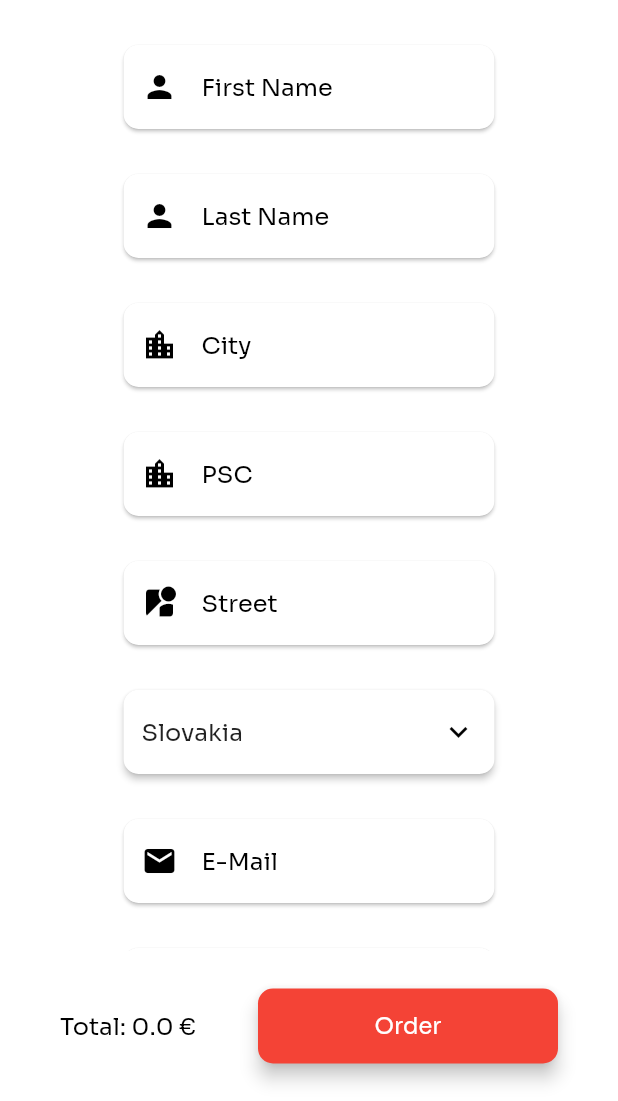
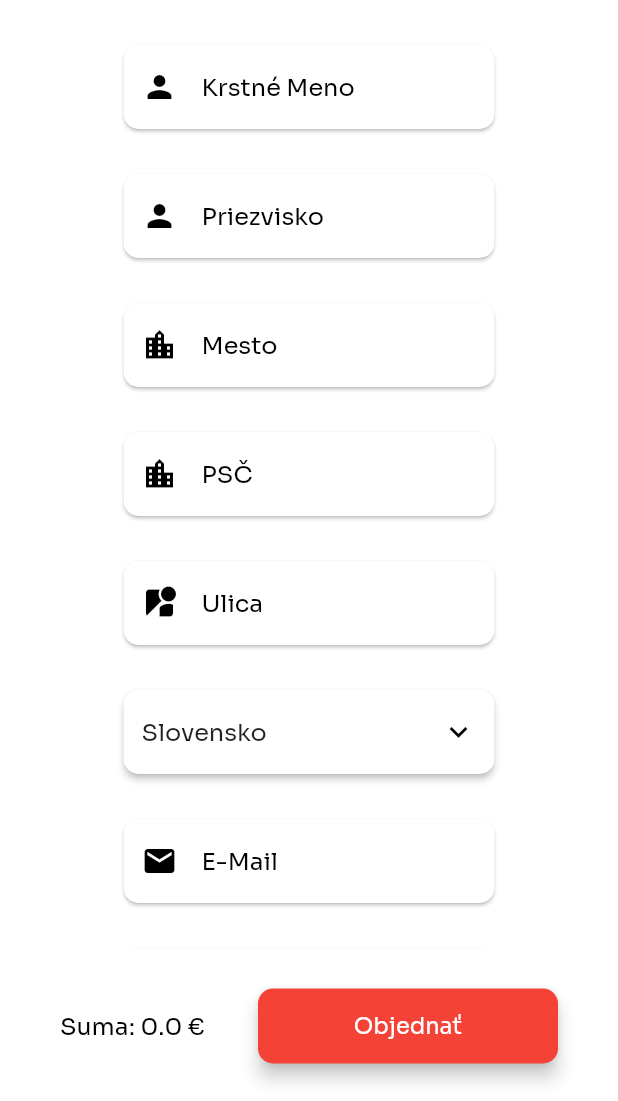
Before and after one commit to Jaredeco/Flutter-Web-Store-InProgess, a Flutter app: the OrderPage screen opened by its route, on a phone screen of 412 x 824 dp, the part 135-1236 px from its top. Run offline on Flutter 3.47's test engine with Material 2 defaults, Android fonts, the light colour scheme and no system bars; drawn by our look-alikes of badges, flutter_zoom_drawer; our stand-ins replace animated_background, awesome_dialog, cloud_firestore, firebase_core, firebase_storage, fluro and 7 more; missing offline and left inert: mailto, parallax_animation; accounts and stored records are empty.

Commit message:
Updated design

```diff
--- a/lib/constants/global.dart
+++ b/lib/constants/global.dart
@@ -3,11 +3,11 @@ const double maxParSpeed = 100;
 const int smallParCount = 30;
 
 const String landingText =
-    "Introducing the comma three devkit. The comma three is 4th generation custom hardware designed to live in your car. It has dual cam 360° vision, plus a narrow cam to spot objects far off in the distance.";
+    "Školská firma so zameraním na vegánske produkty a so sídlom v Martine.";
 const String ladingMainButtonText = "";
 const String landingSecondButtonText = "";
 const String landingInfoText =
-    "Introducing the comma three devkit. The comma three is 4th generation custom hardware designed to live in your car. It has dual cam 360° vision, plus a narrow cam to spot objects far off in the distance.";
+    "Školská firma so zameraním na vegánske produkty a so sídlom v Martine.";
 const String shopPageTitle = "Objavte naše produkty...";
 const String shopPageText =
-    "Introducing the comma three devkit. The comma three is 4th generation custom hardware designed to live in your car. It has dual cam 360° vision, plus a narrow cam to spot objects far off in the distance.";
+    "Naše vegánske produkty su vyrobené s citom pre prírodu a vašu peňaženku.";
--- a/lib/controllers/order_controller.dart
+++ b/lib/controllers/order_controller.dart
@@ -8,7 +8,7 @@ import 'package:webstore/models/product_model.dart';
 
 class OrderController extends GetxController {
   static OrderController instance = Get.find();
-  static List<String> selectCountries = ["Slovakia"];
+  static List<String> selectCountries = ["Slovensko"];
   var isLoading = false.obs;
   var orderedProducts = [].obs;
   var country = selectCountries[0].obs;
--- a/lib/screens/main/order_page.dart
+++ b/lib/screens/main/order_page.dart
@@ -54,10 +54,10 @@ class _OrderPageState extends State<OrderPage> {
                       maxLines: true,
                       txtController: _firstNameTextController,
                       txtIcon: Icons.person,
-                      txtText: "First Name",
+                      txtText: "Krstné Meno",
                       validate: (text) {
                         if (text == null || text.isEmpty) {
-                          return 'Text is empty!';
+                          return 'Text je prázdny!';
                         }
                         return null;
                       },
@@ -66,10 +66,10 @@ class _OrderPageState extends State<OrderPage> {
                       maxLines: true,
                       txtController: _surnameTextController,
                       txtIcon: Icons.person,
-                      txtText: "Last Name",
+                      txtText: "Priezvisko",
                       validate: (text) {
                         if (text == null || text.isEmpty) {
-                          return 'Text is empty!';
+                          return 'Text je prázdny!';
                         }
                         return null;
                       },
@@ -79,10 +79,10 @@ class _OrderPageState extends State<OrderPage> {
                         maxLines: true,
                         txtController: _cityTextController,
                         txtIcon: Icons.location_city,
-                        txtText: "City",
+                        txtText: "Mesto",
                         validate: (text) {
                           if (text == null || text.isEmpty) {
-                            return 'Text is empty!';
+                            return 'Text je prázdny!';
                           }
                           return null;
                         },
@@ -92,10 +92,10 @@ class _OrderPageState extends State<OrderPage> {
                       maxLines: true,
                       txtController: _pscTextController,
                       txtIcon: Icons.location_city,
-                      txtText: "PSC",
+                      txtText: "PSČ",
                       validate: (text) {
                         if (text == null || text.isEmpty) {
-                          return 'Text is empty!';
+                          return 'Text je prázdny!';
                         }
                         return null;
                       },
@@ -104,10 +104,10 @@ class _OrderPageState extends State<OrderPage> {
                       maxLines: true,
                       txtController: _streetTextController,
                       txtIcon: Icons.streetview,
-                      txtText: "Street",
+                      txtText: "Ulica",
                       validate: (text) {
                         if (text == null || text.isEmpty) {
-                          return 'Text is empty!';
+                          return 'Text je prázdny!';
                         }
                         return null;
                       },
@@ -129,11 +129,11 @@ class _OrderPageState extends State<OrderPage> {
                       txtText: "E-Mail",
                       validate: (text) {
                         if (text == null || text.isEmpty) {
-                          return 'Text is empty!';
+                          return 'Text je prázdny!';
                         } else if (!RegExp(
                                 r"^[a-zA-Z0-9.a-zA-Z0-9.!#$%&'*+-/=?^_`{|}~]+@[a-zA-Z0-9]+\.[a-zA-Z]+")
                             .hasMatch(text)) {
-                          return 'Email has wrong format!';
+                          return 'E-Mail ma zlý formát!';
                         }
                         return null;
                       },
@@ -142,13 +142,16 @@ class _OrderPageState extends State<OrderPage> {
                       maxLines: true,
                       txtController: _phoneTextController,
                       txtIcon: Icons.phone,
-                      txtText: "Phone Number",
+                      txtText: "Telefónne Číslo",
                       validate: (text) {
                         if (text == null || text.isEmpty) {
-                          return 'Text is empty!';
+                          return 'Text je prázdny!';
                         }
                         return null;
                       },
+                    ),
+                    const SizedBox(
+                      height: 100,
                     ),
                   ]),
                 ),
@@ -166,7 +169,7 @@ class _OrderPageState extends State<OrderPage> {
                     builder: (_) => Expanded(
                       child: CustomText(
                         padding: const EdgeInsets.only(left: 40),
-                        text: "Total: ${bagController.totalAmount} €",
+                        text: "Suma: ${bagController.totalAmount} €",
                         color: Colors.black,
                       ),
                     ),
@@ -177,7 +180,7 @@ class _OrderPageState extends State<OrderPage> {
                       builder: (_) => orderController.isLoading.value
                           ? const CircularProgressIndicator()
                           : CustomButton(
-                              text: "Order",
+                              text: "Objednať",
                               txtSize: 15,
                               onTap: () {
                                 if (_formKey.currentState!.validate()) {
@@ -185,9 +188,9 @@ class _OrderPageState extends State<OrderPage> {
                                     context: context,
                                     dialogType: DialogType.INFO,
                                     animType: AnimType.BOTTOMSLIDE,
-                                    title: 'Order?',
-                                    desc: 'Order with obligation to pay.',
-                                    btnOkText: "Order",
+                                    title: 'Objednať?',
+                                    desc: 'Objednať s povinnosťou platby',
+                                    btnOkText: "Objednať",
                                     btnCancelOnPress: () {},
                                     btnOkOnPress: () {
                                       orderController.loading(true);
--- a/lib/screens/main/product_page.dart
+++ b/lib/screens/main/product_page.dart
@@ -195,7 +195,7 @@ class _ProductPageState extends State<ProductPage> {
                                       context,
                                       const CustomSnackBar.success(
                                         message:
-                                            "Product added to the shopping bag!",
+                                            "Produkt bol pridaný do košíka.",
                                       ),
                                     );
                                   } else {
@@ -203,7 +203,7 @@ class _ProductPageState extends State<ProductPage> {
                                       context,
                                       const CustomSnackBar.error(
                                         message:
-                                            "Product already added to your shopping bag!",
+                                            "Produkt už bol pridaný do košíka!",
                                       ),
                                     );
                                   }
--- a/lib/screens/main/shopping_bag.dart
+++ b/lib/screens/main/shopping_bag.dart
@@ -24,7 +24,7 @@ class _ShoppingBagState extends State<ShoppingBag>
   @override
   void initState() {
     animationController =
-        AnimationController(duration: const Duration(milliseconds: 800), vsync: this);
+        AnimationController(duration: const Duration(seconds: 1), vsync: this);
     super.initState();
   }
 
@@ -99,7 +99,7 @@ class _ShoppingBagState extends State<ShoppingBag>
                   builder: (_) => Expanded(
                     child: CustomText(
                       padding: const EdgeInsets.only(left: 40),
-                      text: "Total: ${bagController.totalAmount} €",
+                      text: "Suma: ${bagController.totalAmount} €",
                       color: Colors.black,
                     ),
                   ),
@@ -107,7 +107,7 @@ class _ShoppingBagState extends State<ShoppingBag>
                 Padding(
                   padding: const EdgeInsets.fromLTRB(25, 25, 40, 25),
                   child: CustomButton(
-                    text: "Checkout",
+                    text: "Pokladňa",
                     txtSize: 15,
                     onTap: () {
                       if (bagController.products.isNotEmpty) {
@@ -116,7 +116,7 @@ class _ShoppingBagState extends State<ShoppingBag>
                         showTopSnackBar(
                           context,
                           const CustomSnackBar.error(
-                            message: "Empty shopping bag... Please add items.",
+                            message: "Košík je prázdny!",
                           ),
                         );
                       }
```
Also changed, not shown: lib/screens/main/shop_page.dart (+17 -6 lines), lib/widgets/components/base/footer.dart (added, +18 -0 lines).
